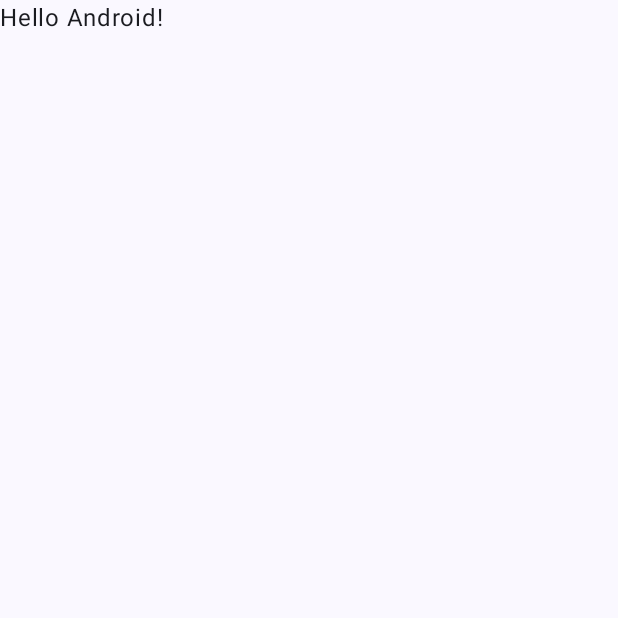
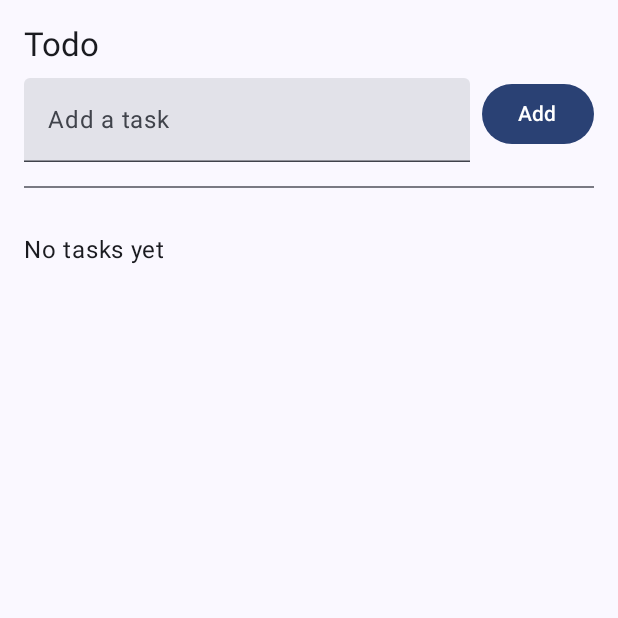
Before and after one commit to sourabhrustagi/todo-android-compose-cursor, an Android app built with Jetpack Compose: the screen it shows after launch (MainActivity), on a phone screen of 412 x 824 dp, the top half of it. Before the commit the part shown is almost empty. Run offline under Robolectric (Android 15) with nearby library versions, the phone set to English and light mode, and no system bars.

Commit message:
Basic Todo with MVVM

```diff
--- a/app/build.gradle.kts
+++ b/app/build.gradle.kts
@@ -6,12 +6,12 @@ plugins {
 
 android {
     namespace = "com.example.todoandroidcursor"
-    compileSdk = 34
+    compileSdk = 35
 
     defaultConfig {
         applicationId = "com.example.todoandroidcursor"
         minSdk = 24
-        targetSdk = 34
+        targetSdk = 35
         versionCode = 1
         versionName = "1.0"
 
@@ -43,6 +43,8 @@ dependencies {
 
     implementation(libs.androidx.core.ktx)
     implementation(libs.androidx.lifecycle.runtime.ktx)
+    implementation(libs.androidx.lifecycle.viewmodel.compose)
+    implementation(libs.androidx.lifecycle.runtime.compose)
     implementation(libs.androidx.activity.compose)
     implementation(platform(libs.androidx.compose.bom))
     implementation(libs.androidx.ui)
--- a/app/src/main/java/com/example/todoandroidcursor/MainActivity.kt
+++ b/app/src/main/java/com/example/todoandroidcursor/MainActivity.kt
@@ -4,14 +4,37 @@ import android.os.Bundle
 import androidx.activity.ComponentActivity
 import androidx.activity.compose.setContent
 import androidx.activity.enableEdgeToEdge
+import androidx.lifecycle.viewmodel.compose.viewModel
+import androidx.compose.foundation.layout.Arrangement
+import androidx.compose.foundation.layout.Column
+import androidx.compose.foundation.layout.Row
+import androidx.compose.foundation.layout.Spacer
 import androidx.compose.foundation.layout.fillMaxSize
+import androidx.compose.foundation.layout.fillMaxWidth
 import androidx.compose.foundation.layout.padding
+import androidx.compose.foundation.lazy.LazyColumn
+import androidx.compose.foundation.lazy.items
+import androidx.compose.material3.Button
+import androidx.compose.material3.Checkbox
+import androidx.compose.material3.Divider
+import androidx.compose.material3.MaterialTheme
 import androidx.compose.material3.Scaffold
 import androidx.compose.material3.Text
+import androidx.compose.material3.TextButton
+import androidx.compose.material3.TextField
 import androidx.compose.runtime.Composable
+import androidx.compose.runtime.collectAsState
+import androidx.compose.runtime.mutableStateOf
+import androidx.compose.runtime.remember
 import androidx.compose.ui.Modifier
+import androidx.compose.ui.text.style.TextDecoration
 import androidx.compose.ui.tooling.preview.Preview
+import androidx.compose.ui.unit.dp
 import com.example.todoandroidcursor.ui.theme.TodoAndroidCursorTheme
+import com.example.todoandroidcursor.viewmodel.TodoViewModel
+import com.example.todoandroidcursor.model.Todo
+
+// Using model.Todo from model layer
 
 class MainActivity : ComponentActivity() {
     override fun onCreate(savedInstanceState: Bundle?) {
@@ -20,10 +43,7 @@ class MainActivity : ComponentActivity() {
         setContent {
             TodoAndroidCursorTheme {
                 Scaffold(modifier = Modifier.fillMaxSize()) { innerPadding ->
-                    Greeting(
-                        name = "Android",
-                        modifier = Modifier.padding(innerPadding)
-                    )
+                    TodoApp(modifier = Modifier.padding(innerPadding))
                 }
             }
         }
@@ -31,17 +51,107 @@ class MainActivity : ComponentActivity() {
 }
 
 @Composable
-fun Greeting(name: String, modifier: Modifier = Modifier) {
-    Text(
-        text = "Hello $name!",
+fun TodoApp(modifier: Modifier = Modifier) {
+    val viewModel: TodoViewModel = viewModel(factory = TodoViewModel.factory())
+    val todos = viewModel.todos.collectAsState()
+
+    Column(modifier = modifier.padding(16.dp)) {
+        Text(
+            text = "Todo",
+            style = MaterialTheme.typography.titleLarge,
+            modifier = Modifier.padding(bottom = 8.dp)
+        )
+        TodoInput(onAdd = { title -> viewModel.addTodo(title) })
+
+        Spacer(modifier = Modifier.padding(8.dp))
+        Divider()
+        Spacer(modifier = Modifier.padding(8.dp))
+
+        TodoList(
+            items = todos.value,
+            onToggle = { id -> viewModel.toggleTodo(id) },
+            onDelete = { id -> viewModel.deleteTodo(id) }
+        )
+    }
+}
+
+@Composable
+fun TodoInput(onAdd: (String) -> Unit, modifier: Modifier = Modifier) {
+    val (text, setText) = remember { mutableStateOf("") }
+    Row(modifier = modifier.fillMaxWidth(), horizontalArrangement = Arrangement.spacedBy(8.dp)) {
+        TextField(
+            value = text,
+            onValueChange = setText,
+            modifier = Modifier.weight(1f),
+            placeholder = { Text("Add a task") }
+        )
+        Button(onClick = {
+            onAdd(text)
+            setText("")
+        }) {
+            Text("Add")
+        }
+    }
+}
+
+@Composable
+fun TodoList(
+    items: List<Todo>,
+    onToggle: (Long) -> Unit,
+    onDelete: (Long) -> Unit,
+    modifier: Modifier = Modifier
+) {
+    if (items.isEmpty()) {
+        Text(
+            text = "No tasks yet",
+            style = MaterialTheme.typography.bodyLarge,
+            modifier = modifier.padding(top = 16.dp)
+        )
+        return
+    }
+
+    LazyColumn(modifier = modifier.fillMaxSize()) {
+        items(items, key = { it.id }) { item ->
+            TodoRow(item = item, onToggle = onToggle, onDelete = onDelete)
+            Divider()
+        }
+    }
+}
+
+@Composable
+fun TodoRow(
+    item: Todo,
+    onToggle: (Long) -> Unit,
+    onDelete: (Long) -> Unit,
+    modifier: Modifier = Modifier
+) {
+    Row(
         modifier = modifier
-    )
+            .fillMaxWidth()
+            .padding(vertical = 8.dp),
+        horizontalArrangement = Arrangement.SpaceBetween
+    ) {
+        Row(horizontalArrangement = Arrangement.spacedBy(8.dp), modifier = Modifier.weight(1f)) {
+            Checkbox(checked = item.completed, onCheckedChange = { onToggle(item.id) })
+            Text(
+                text = item.title,
+                style = if (item.completed) {
+                    MaterialTheme.typography.bodyLarge.copy(textDecoration = TextDecoration.LineThrough)
+                } else {
+                    MaterialTheme.typography.bodyLarge
+                }
+            )
+        }
+        TextButton(onClick = { onDelete(item.id) }) {
+            Text("Delete")
+        }
+    }
 }
 
 @Preview(showBackground = true)
 @Composable
-fun GreetingPreview() {
+fun TodoPreview() {
     TodoAndroidCursorTheme {
-        Greeting("Android")
+        TodoApp()
     }
 }
--- /dev/null
+++ b/app/src/main/java/com/example/todoandroidcursor/data/TodoRepository.kt
@@ -0,0 +1,38 @@
+package com.example.todoandroidcursor.data
+
+import com.example.todoandroidcursor.model.Todo
+import kotlinx.coroutines.flow.MutableStateFlow
+import kotlinx.coroutines.flow.StateFlow
+import kotlinx.coroutines.flow.asStateFlow
+
+interface TodoRepository {
+    val todos: StateFlow<List<Todo>>
+    fun add(title: String)
+    fun toggle(id: Long)
+    fun delete(id: Long)
+}
+
+class InMemoryTodoRepository : TodoRepository {
+    private val _todos = MutableStateFlow<List<Todo>>(emptyList())
+    override val todos: StateFlow<List<Todo>> = _todos.asStateFlow()
+
+    override fun add(title: String) {
+        if (title.isBlank()) return
+        val newItem = Todo(
+            id = System.currentTimeMillis(),
+            title = title.trim(),
+            completed = false
+        )
+        _todos.value = listOf(newItem) + _todos.value
+    }
+
+    override fun toggle(id: Long) {
+        _todos.value = _todos.value.map { item ->
+            if (item.id == id) item.copy(completed = !item.completed) else item
+        }
+    }
+
+    override fun delete(id: Long) {
+        _todos.value = _todos.value.filterNot { it.id == id }
+    }
+}
--- /dev/null
+++ b/app/src/main/java/com/example/todoandroidcursor/viewmodel/TodoViewModel.kt
@@ -0,0 +1,27 @@
+package com.example.todoandroidcursor.viewmodel
+
+import androidx.lifecycle.ViewModel
+import androidx.lifecycle.ViewModelProvider
+import androidx.lifecycle.viewmodel.initializer
+import androidx.lifecycle.viewmodel.viewModelFactory
+import com.example.todoandroidcursor.data.InMemoryTodoRepository
+import com.example.todoandroidcursor.data.TodoRepository
+import com.example.todoandroidcursor.model.Todo
+import kotlinx.coroutines.flow.StateFlow
+
+class TodoViewModel(private val repository: TodoRepository) : ViewModel() {
+    val todos: StateFlow<List<Todo>> = repository.todos
+
+    fun addTodo(title: String) = repository.add(title)
+    fun toggleTodo(id: Long) = repository.toggle(id)
+    fun deleteTodo(id: Long) = repository.delete(id)
+
+    companion object {
+        fun factory(): ViewModelProvider.Factory = viewModelFactory {
+            initializer {
+                val repo: TodoRepository = InMemoryTodoRepository()
+                TodoViewModel(repo)
+            }
+        }
+    }
+}
--- a/gradle/libs.versions.toml
+++ b/gradle/libs.versions.toml
@@ -1,13 +1,15 @@
 [versions]
 agp = "8.7.2"
 kotlin = "2.0.0"
-coreKtx = "1.17.0"
+coreKtx = "1.12.0"
 junit = "4.13.2"
 junitVersion = "1.2.1"
 espressoCore = "3.6.1"
 lifecycleRuntimeKtx = "2.9.3"
 activityCompose = "1.10.1"
 composeBom = "2024.04.01"
+lifecycleViewModelCompose = "2.8.6"
+lifecycleRuntimeCompose = "2.8.6"
 
 [libraries]
 androidx-core-ktx = { group = "androidx.core", name = "core-ktx", version.ref = "coreKtx" }
@@ -24,6 +26,8 @@ androidx-ui-tooling-preview = { group = "androidx.compose.ui", name = "ui-toolin
 androidx-ui-test-manifest = { group = "androidx.compose.ui", name = "ui-test-manifest" }
 androidx-ui-test-junit4 = { group = "androidx.compose.ui", name = "ui-test-junit4" }
 androidx-material3 = { group = "androidx.compose.material3", name = "material3" }
+androidx-lifecycle-viewmodel-compose = { group = "androidx.lifecycle", name = "lifecycle-viewmodel-compose", version.ref = "lifecycleViewModelCompose" }
+androidx-lifecycle-runtime-compose = { group = "androidx.lifecycle", name = "lifecycle-runtime-compose", version.ref = "lifecycleRuntimeCompose" }
 
 [plugins]
 android-application = { id = "com.android.application", version.ref = "agp" }
```
Also changed, not shown: app/src/main/java/com/example/todoandroidcursor/model/Todo.kt (added, +7 -0 lines).
